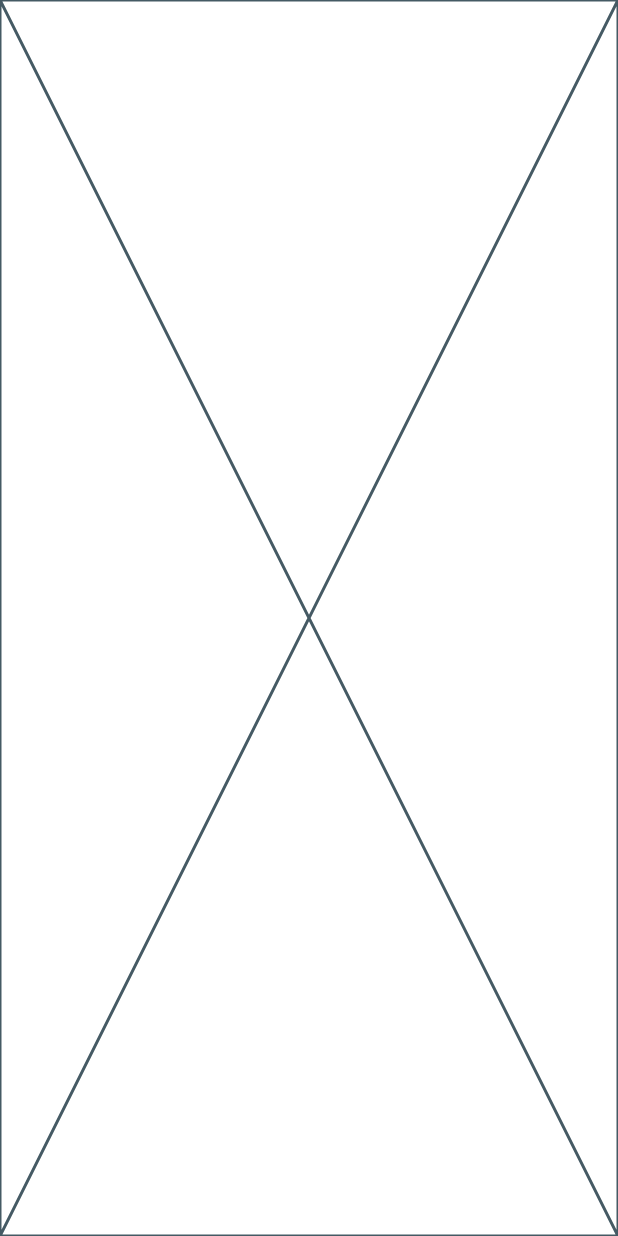
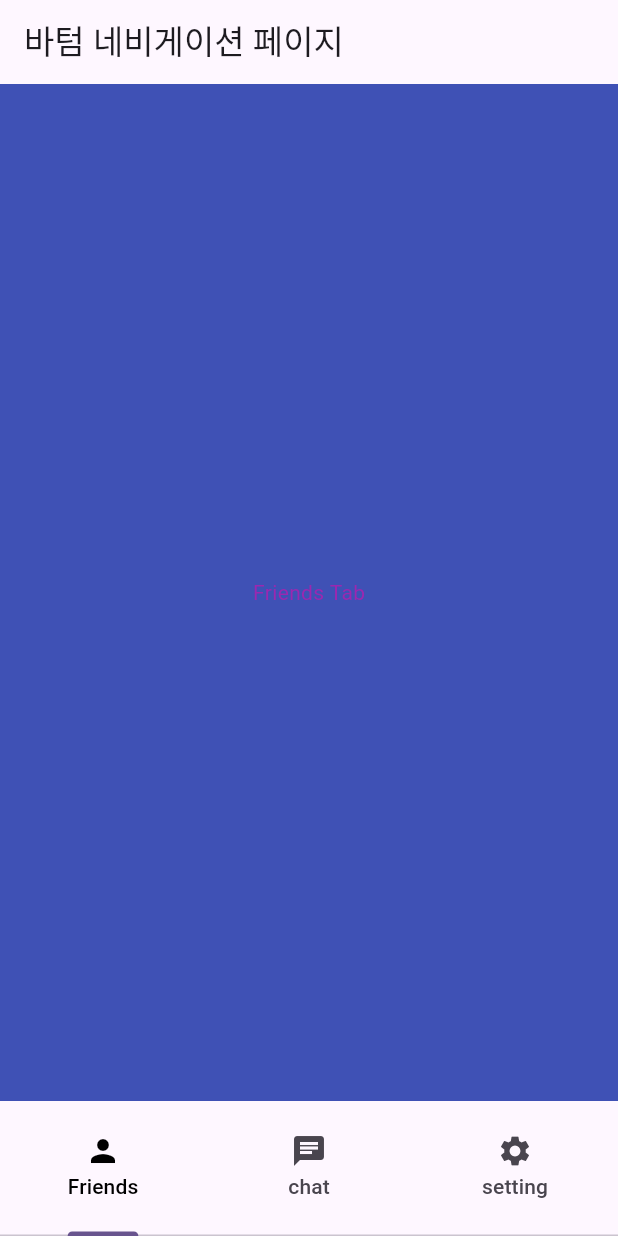
Before and after one commit to wertysil/wertysil, a Flutter app: the screen it shows after launch, on a phone screen of 412 x 824 dp. Run offline on Flutter 3.47's test engine with Material 3 defaults, Android fonts, the phone set to English and light mode, and no system bars; key blocks and very long unbroken strings in the code were emptied for the run.

Commit message:
이해못해요

```diff
--- /dev/null
+++ b/lib/boottom_navigator_bar.dart
@@ -0,0 +1,86 @@
+import 'package:flutter/material.dart';
+
+class MyHomepage extends StatefulWidget {
+  const MyHomepage({super.key});
+
+  @override
+  State<MyHomepage> createState() => _MyHomepageState();
+}
+
+class _MyHomepageState extends State<MyHomepage>
+with SingleTickerProviderStateMixin {
+
+
+  late TabController _tabController;
+  int _selectedIndex = 0;
+
+  @override
+  void initState() {
+    super.initState();
+    _tabController = TabController(length: 3, vsync: this);
+
+    _tabController.addListener(
+        () => setState(() {
+          _selectedIndex = _tabController.index;
+        })
+    );
+  }
+
+
+  @override
+  void dispose() {
+    // TODO: implement dispose
+    super.dispose();
+  }
+
+  @override
+  Widget build(BuildContext context) {
+    return Scaffold(
+      appBar: AppBar(
+        title: Text("바텀 네비게이션 페이지"),
+      ),
+      body: _selectedIndex ==0 ?
+          tabContainer(context, Colors.indigo, "Friends Tab")
+         : _selectedIndex == 1? tabContainer(context, Colors.yellow, "Chats Tab")
+         : tabContainer(context, Colors.blue, "Settings Tab"),
+      bottomNavigationBar: SizedBox(
+        height: 90,
+        child: TabBar(
+          controller: _tabController,
+          labelColor: Colors.black,
+          tabs: [
+            Tab(
+              icon: Icon(Icons.person),
+              text: "Friends",
+            ),
+            Tab(
+              icon: Icon(Icons.chat),
+              text: "chat",
+            ),
+            Tab(
+              icon: Icon(Icons.settings),
+              text: "setting",
+            ),
+          ],
+        ),
+      ),
+    );
+  }
+
+
+  Widget tabContainer(BuildContext con, Color tabColor, String tabText) {
+    return Container(
+      width: MediaQuery.of(con).size.width,
+      height: MediaQuery.of(con).size.height,
+      color: tabColor,
+      child: Center(
+        child: Text(
+          tabText,
+          style: const TextStyle(
+            color: Colors.purple
+  ),
+  ),
+  ),
+  );
+  }
+}
--- a/lib/main.dart
+++ b/lib/main.dart
@@ -1,6 +1,6 @@
 import 'package:flutter/material.dart';
 
-import 'scroleview.dart';
+import 'boottom_navigator_bar.dart';
 
 void main() {
   runApp(const MyApp());
--- a/lib/scroleview.dart
+++ /dev/null
@@ -1,42 +0,0 @@
-import 'package:flutter/material.dart';
-
-
-class MyHomepage extends StatefulWidget {
-  const MyHomepage({super.key});
-
-  @override
-  State<MyHomepage> createState() => _MyHomepageState();
-}
-
-class _MyHomepageState extends State<MyHomepage> {
-
-  final ScrollController _scrollController = ScrollController();
-  List _data = [];
-  int _page = 1;
-  bool _isLoding = false;
-  bool _hasMoredata = false;
-
-  @override
-  void initState() {
-    super.initState();
-    _fetchData();
-    _scrollController.addListener(() {
-      if (_scrollController.position.extentAfter < 300 && !_isLoding && _hasMoredata) {
-        _fetchData();
-      }
-    });
-  }
-  Future<void> _fetchData async{
-      setState(() {
-        _isLoding = true;
-      });
-
-      final response = await http.get
-
-}
-
-  @override
-  Widget build(BuildContext context) {
-    return const Placeholder();
-  }
-}
--- a/pubspec.yaml
+++ b/pubspec.yaml
@@ -30,7 +30,7 @@ environment:
 dependencies:
   flutter:
     sdk: flutter
-   http:
+  http:
 
   # The following adds the Cupertino Icons font to your application.
   # Use with the CupertinoIcons class for iOS style icons.
```
Also changed, not shown: lib/scroleview_pagination.dart (added, +137 -0 lines), pubspec.lock.
